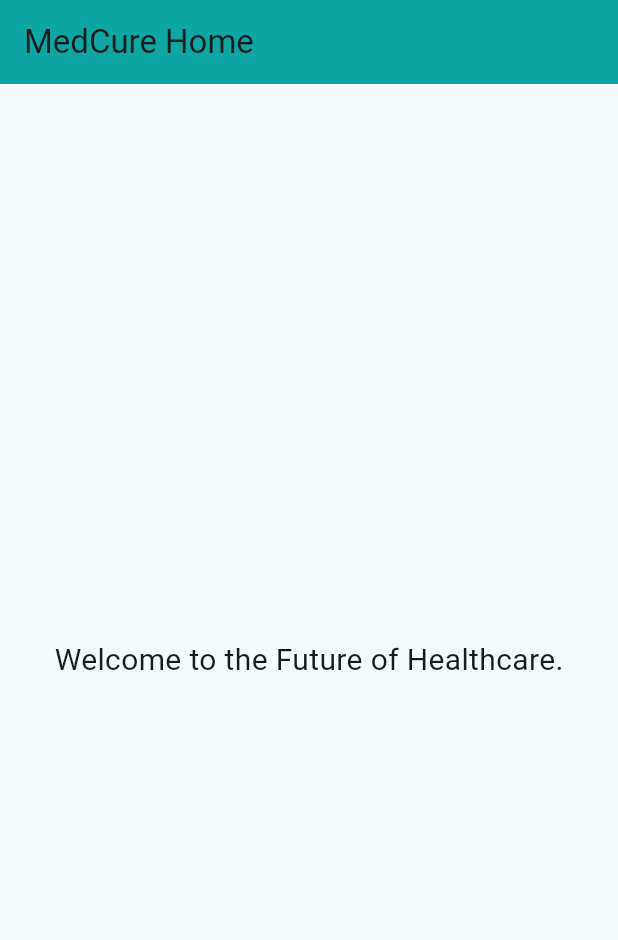
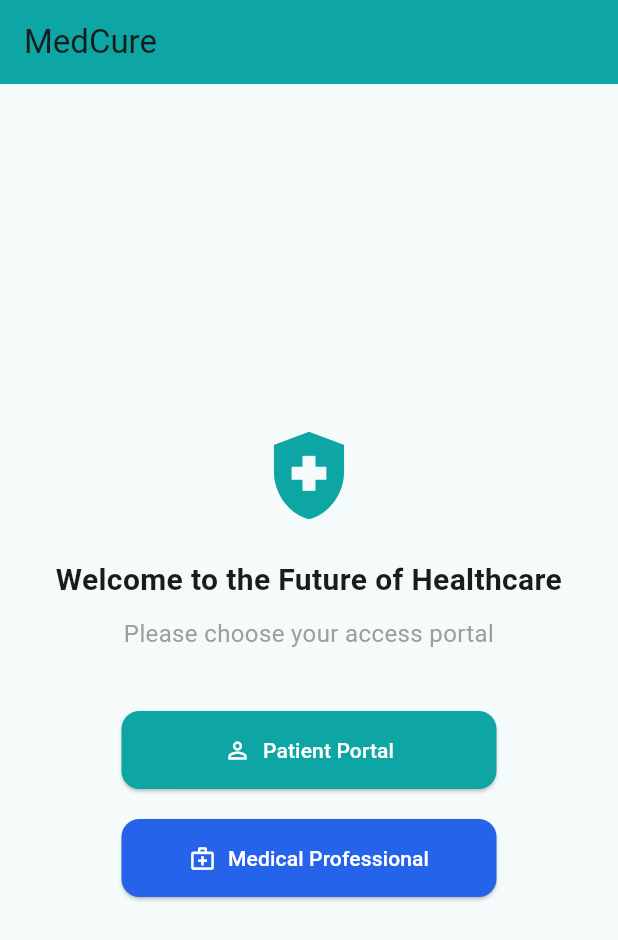
Before and after one commit to Mushtavi108/medcure, a Flutter app: the screen it shows after launch, on a phone screen of 412 x 824 dp. Shown: the top 940 px of the screen. Run offline on Flutter 3.47's test engine with Material 3 defaults, Android fonts, the phone set to English and light mode, and no system bars.

Commit message:
feat: Added Welcome Screen with Patient and Doctor login buttons

```diff
--- a/lib/main.dart
+++ b/lib/main.dart
@@ -1,5 +1,5 @@
 // lib/main.dart
-// MedCure - Premium Medical Splash Screen
+// MedCure - Premium Medical Splash Screen with Login Options
 import 'dart:async';
 import 'dart:ui';
 import 'package:flutter/material.dart';
@@ -23,6 +23,12 @@ class MedCureApp extends StatelessWidget {
         fontFamily: 'Roboto',
       ),
       home: const SplashScreen(),
+      // Define the routes for navigation
+      routes: {
+        '/welcome': (context) => const WelcomeScreen(),
+        '/patientLogin': (context) => const PatientLoginScreen(),
+        '/doctorLogin': (context) => const DoctorLoginScreen(),
+      },
     );
   }
 }
@@ -63,11 +69,11 @@ class _SplashScreenState extends State<SplashScreen>
     // Start the animations
     _controller.forward();
 
-    // Navigate to the home screen after 3 seconds
+    // Navigate to the welcome screen after 3 seconds
     Timer(const Duration(seconds: 3), () {
       Navigator.pushReplacement(
         context,
-        MaterialPageRoute(builder: (context) => const HomeScreen()),
+        MaterialPageRoute(builder: (context) => const WelcomeScreen()),
       );
     });
   }
@@ -233,23 +239,154 @@ class _SplashScreenState extends State<SplashScreen>
   }
 }
 
-// A simple placeholder for the home screen
-class HomeScreen extends StatelessWidget {
-  const HomeScreen({super.key});
+// Welcome Screen with Two Buttons
+class WelcomeScreen extends StatelessWidget {
+  const WelcomeScreen({super.key});
 
   @override
   Widget build(BuildContext context) {
     return Scaffold(
       appBar: AppBar(
-        title: const Text('MedCure Home'),
+        title: const Text('MedCure'),
         backgroundColor: const Color(0xFF0EA5A5),
       ),
-      body: const Center(
-        child: Text(
-          'Welcome to the Future of Healthcare.',
-          style: TextStyle(fontSize: 20),
+      body: Center(
+        child: Column(
+          mainAxisAlignment: MainAxisAlignment.center,
+          children: [
+            // App Icon and Welcome Message
+            const Icon(
+              Icons.health_and_safety,
+              size: 70,
+              color: Color(0xFF0EA5A5),
+            ),
+            const SizedBox(height: 20),
+            const Text(
+              'Welcome to the Future of Healthcare',
+              style: TextStyle(fontSize: 20, fontWeight: FontWeight.bold),
+              textAlign: TextAlign.center,
+            ),
+            const SizedBox(height: 10),
+            const Text(
+              'Please choose your access portal',
+              style: TextStyle(fontSize: 16, color: Colors.grey),
+              textAlign: TextAlign.center,
+            ),
+            const SizedBox(height: 40),
+
+            // Button 1: Patient Portal
+            SizedBox(
+              width: 250,
+              child: ElevatedButton.icon(
+                onPressed: () {
+                  // Navigate to Patient Login Screen
+                  Navigator.pushNamed(context, '/patientLogin');
+                },
+                icon: const Icon(Icons.person_outline),
+                label: const Text('Patient Portal'),
+                style: ElevatedButton.styleFrom(
+                  backgroundColor: const Color(0xFF0EA5A5), // Teal color
+                  foregroundColor: Colors.white,
+                  padding: const EdgeInsets.symmetric(vertical: 16),
+                  shape: RoundedRectangleBorder(
+                    borderRadius: BorderRadius.circular(12),
+                  ),
+                ),
+              ),
+            ),
+            const SizedBox(height: 20),
+
+            // Button 2: Medical Professional
+            SizedBox(
+              width: 250,
+              child: ElevatedButton.icon(
+                onPressed: () {
+                  // Navigate to Doctor Login Screen
+                  Navigator.pushNamed(context, '/doctorLogin');
+                },
+                icon: const Icon(Icons.medical_services_outlined),
+                label: const Text('Medical Professional'),
+                style: ElevatedButton.styleFrom(
+                  backgroundColor: const Color(0xFF2563EB), // Blue color
+                  foregroundColor: Colors.white,
+                  padding: const EdgeInsets.symmetric(vertical: 16),
+                  shape: RoundedRectangleBorder(
+                    borderRadius: BorderRadius.circular(12),
+                  ),
+                ),
+              ),
+            ),
+          ],
         ),
       ),
     );
   }
 }
+
+// Placeholder Screen for Patient Login
+class PatientLoginScreen extends StatelessWidget {
+  const PatientLoginScreen({super.key});
+
+  @override
+  Widget build(BuildContext context) {
+    return Scaffold(
+      appBar: AppBar(
+        title: const Text('Patient Portal'),
+        backgroundColor: const Color(0xFF0EA5A5),
+      ),
+      body: const Padding(
+        padding: EdgeInsets.all(20.0),
+        child: Column(
+          mainAxisAlignment: MainAxisAlignment.center,
+          children: [
+            Text(
+              'Secure Patient Login',
+              style: TextStyle(fontSize: 24, fontWeight: FontWeight.bold),
+            ),
+            SizedBox(height: 20),
+            Text(
+              'Here you will be able to:\n• View your health records\n• Message your doctor\n• Schedule appointments\n• Track your treatment plan',
+              style: TextStyle(fontSize: 16),
+              textAlign: TextAlign.center,
+            ),
+            // In a real app, you would add a login form here
+          ],
+        ),
+      ),
+    );
+  }
+}
+
+// Placeholder Screen for Doctor Login
+class DoctorLoginScreen extends StatelessWidget {
+  const DoctorLoginScreen({super.key});
+
+  @override
+  Widget build(BuildContext context) {
+    return Scaffold(
+      appBar: AppBar(
+        title: const Text('Medical Professional Portal'),
+        backgroundColor: const Color(0xFF2563EB),
+      ),
+      body: const Padding(
+        padding: EdgeInsets.all(20.0),
+        child: Column(
+          mainAxisAlignment: MainAxisAlignment.center,
+          children: [
+            Text(
+              'Healthcare Provider Login',
+              style: TextStyle(fontSize: 24, fontWeight: FontWeight.bold),
+            ),
+            SizedBox(height: 20),
+            Text(
+              'Here you will be able to:\n• Access patient medical charts\n• Manage your appointment schedule\n• Prescribe medication and treatments\n• Communicate with your patients',
+              style: TextStyle(fontSize: 16),
+              textAlign: TextAlign.center,
+            ),
+            // In a real app, you would add a login form here
+          ],
+        ),
+      ),
+    );
+  }
+}
```
